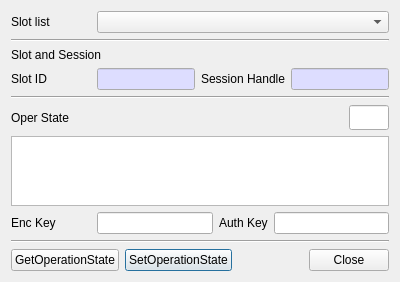
The window that CryptokiMan/oper_state_dlg.ui (jykim74/CryptokiMan) describes before a commit, drawn with Qt 5.
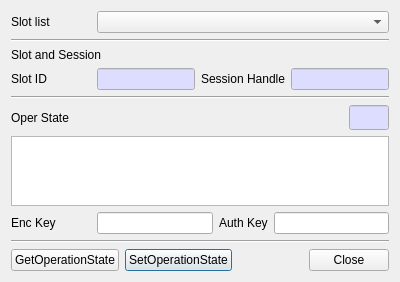
The same window after the commit.

Commit message: Read Only UI 색지정

```diff
--- a/CryptokiMan/oper_state_dlg.ui
+++ b/CryptokiMan/oper_state_dlg.ui
@@ -197,6 +197,43 @@
          <height>16777215</height>
         </size>
        </property>
+       <property name="palette">
+        <palette>
+         <active>
+          <colorrole role="Base">
+           <brush brushstyle="SolidPattern">
+            <color alpha="255">
+             <red>221</red>
+             <green>221</green>
+             <blue>255</blue>
+            </color>
+           </brush>
+          </colorrole>
+         </active>
+         <inactive>
+          <colorrole role="Base">
+           <brush brushstyle="SolidPattern">
+            <color alpha="255">
+             <red>221</red>
+             <green>221</green>
+             <blue>255</blue>
+            </color>
+           </brush>
+          </colorrole>
+         </inactive>
+         <disabled>
+          <colorrole role="Base">
+           <brush brushstyle="SolidPattern">
+            <color alpha="255">
+             <red>240</red>
+             <green>240</green>
+             <blue>240</blue>
+            </color>
+           </brush>
+          </colorrole>
+         </disabled>
+        </palette>
+       </property>
        <property name="font">
         <font>
          <family>굴림체</family>
```
Left out of the diff: 2 changed lines with no effect on the pictures.
